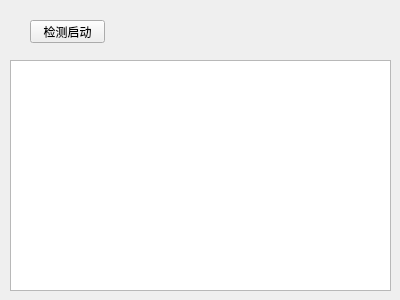
Above: WechatCheck/widget.ui from ss56806298/checktool before the change. Below: the same form after it.
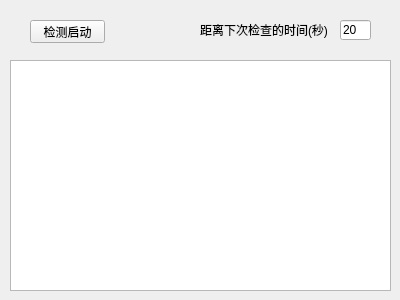
That is the form after the change.

What changed in the file:
```diff
--- a/WechatCheck/widget.ui
+++ b/WechatCheck/widget.ui
@@ -36,6 +36,32 @@
     <string>检测启动</string>
    </property>
   </widget>
+  <widget class="QLineEdit" name="checkTimerEdit">
+   <property name="geometry">
+    <rect>
+     <x>340</x>
+     <y>20</y>
+     <width>31</width>
+     <height>20</height>
+    </rect>
+   </property>
+   <property name="text">
+    <string>20</string>
+   </property>
+  </widget>
+  <widget class="QLabel" name="checkTimerLabel">
+   <property name="geometry">
+    <rect>
+     <x>200</x>
+     <y>20</y>
+     <width>131</width>
+     <height>20</height>
+    </rect>
+   </property>
+   <property name="text">
+    <string>距离下次检查的时间(秒)</string>
+   </property>
+  </widget>
  </widget>
  <layoutdefault spacing="6" margin="11"/>
  <resources/>
```
